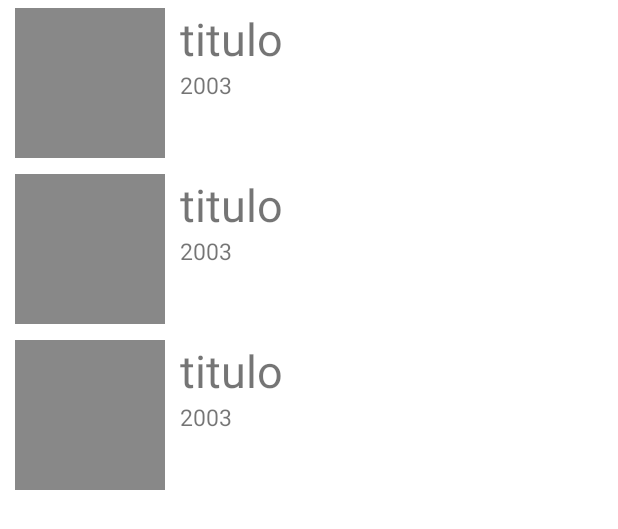
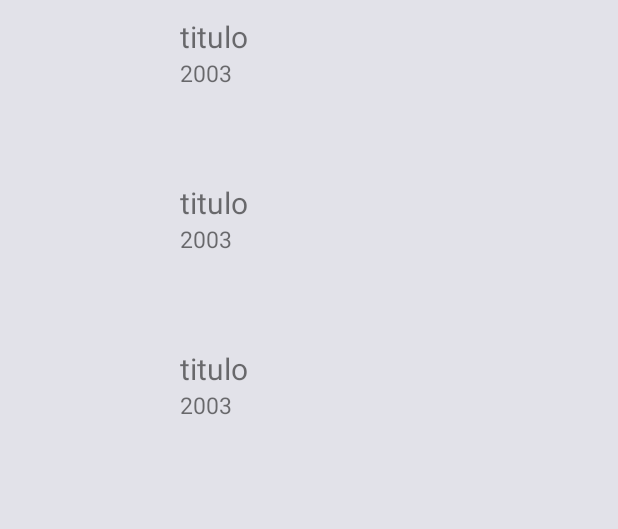
Before and after one commit to mendezjavier/android-sabado_10-09, an Android app: the layout activity_main.xml on its own in the app's theme, with its tools: preview values and no code run, on a phone screen of 412 x 824 dp. Shown: the top 529 px of the screen. Run offline under Robolectric (Android 15) with nearby library versions, the phone set to English and light mode, and no system bars.

Commit message:
fix layoutManager

```diff
--- a/app/src/main/res/layout/activity_main.xml
+++ b/app/src/main/res/layout/activity_main.xml
@@ -1,14 +1,19 @@
 <?xml version="1.0" encoding="utf-8"?>
 <androidx.constraintlayout.widget.ConstraintLayout xmlns:android="http://schemas.android.com/apk/res/android"
+    xmlns:app="http://schemas.android.com/apk/res-auto"
     xmlns:tools="http://schemas.android.com/tools"
     android:layout_width="match_parent"
     android:layout_height="match_parent"
+    android:background="@color/material_dynamic_neutral90"
+    android:paddingVertical="5dp"
     tools:context=".MainActivity">
 
     <androidx.recyclerview.widget.RecyclerView
         android:id="@+id/lista"
         android:layout_width="match_parent"
         android:layout_height="match_parent"
+        android:orientation="vertical"
+        app:layoutManager="androidx.recyclerview.widget.LinearLayoutManager"
         tools:layout_editor_absoluteX="0dp"
         tools:layout_editor_absoluteY="-415dp"
         tools:listitem="@layout/pelicula" />
--- a/app/src/main/res/layout/pelicula.xml
+++ b/app/src/main/res/layout/pelicula.xml
@@ -1,6 +1,7 @@
 <?xml version="1.0" encoding="utf-8"?>
 <androidx.constraintlayout.widget.ConstraintLayout xmlns:android="http://schemas.android.com/apk/res/android"
     xmlns:app="http://schemas.android.com/apk/res-auto"
+    xmlns:tool="http://schemas.android.com/tools"
     android:layout_width="match_parent"
     android:layout_height="wrap_content"
     android:paddingHorizontal="10dp"
@@ -12,9 +13,9 @@
         android:id="@+id/imagen"
         android:layout_width="100sp"
         android:layout_height="100sp"
-        android:background="#888"
         app:layout_constraintStart_toStartOf="parent"
-        app:layout_constraintTop_toTopOf="parent" />
+        app:layout_constraintTop_toTopOf="parent"
+        tool:background="#888" />
 
     <TextView
         android:id="@+id/titulo"
@@ -22,7 +23,7 @@
         android:layout_height="wrap_content"
         android:paddingStart="10dp"
         android:text="titulo"
-        android:textSize="30sp"
+        android:textSize="20sp"
         app:layout_constraintEnd_toEndOf="parent"
         app:layout_constraintStart_toEndOf="@+id/imagen"
         app:layout_constraintTop_toTopOf="parent" />
```
